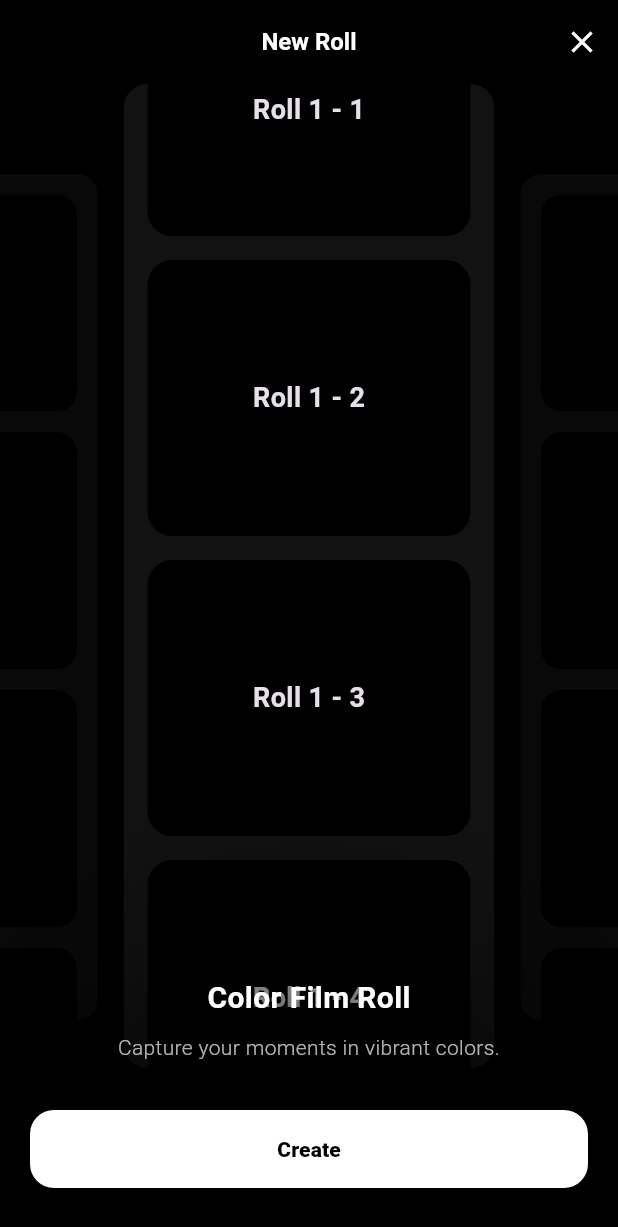
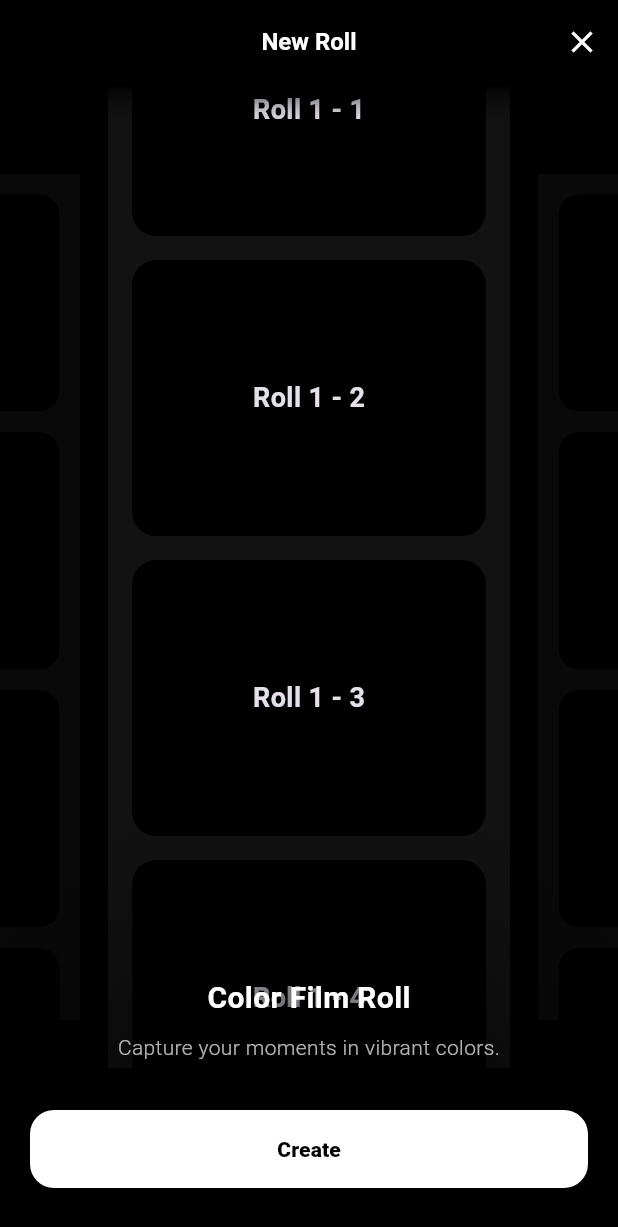
Before and after one commit to victorlee917/exposure, a Flutter app: the NewRollScreen screen opened directly, on a phone screen of 412 x 824 dp. Shown: the top 1227 px of the screen. Run offline on Flutter 3.47's test engine with Material 3 defaults, Android fonts, the light colour scheme and no system bars; our stand-ins replace font_awesome_flutter; missing offline and left inert: in_app_review, photo_manager, photo_manager_image_provider.

Commit message:
Feat: 새로운 롤 화면 UI 개선
- 필름 롤 미리보기에서 둥근 모서리 제거

- 앱바 그라데이션 추가

```diff
--- a/lib/features/create/new_roll_screen.dart
+++ b/lib/features/create/new_roll_screen.dart
@@ -8,6 +8,7 @@ import 'package:daily_exposures/features/common/widgets/text_roll_description.da
 import 'package:daily_exposures/features/common/widgets/text_roll_title.dart';
 import 'package:flutter/material.dart';
 
+import 'package:daily_exposures/features/common/widgets/appbar_gradation.dart';
 import 'package:daily_exposures/features/create/widgets/preview_film_roll.dart';
 
 import 'new_roll_create_screen.dart';
@@ -22,7 +23,7 @@ class NewRollScreen extends StatefulWidget {
 
 class _NewRollScreenState extends State<NewRollScreen> {
   // 페이지/카드 세팅
-  static const double _viewportFraction = 0.60;
+  static const double _viewportFraction = 0.65;
   static const double _sideScale = 0.86;
   static const double _sideOpacityMin = 0.55;
   static const double _sideTranslateY = 14.0;
@@ -423,13 +424,7 @@ class _NewRollScreenState extends State<NewRollScreen> {
           itemBuilder: (context, realIndex) {
             final dataIndex = realIndex % _pageCount;
             final page = _buildVerticalList(context, dataIndex);
-            return _decorateForIndex(
-              index: realIndex,
-              child: ClipRRect(
-                borderRadius: BorderRadius.circular(16),
-                child: page,
-              ),
-            );
+            return _decorateForIndex(index: realIndex, child: page);
           },
         );
       },
@@ -460,6 +455,12 @@ class _NewRollScreenState extends State<NewRollScreen> {
         children: [
           frozenLayer, // 동결 가능한 메인 컨텐츠
           Positioned.fill(child: _bottomCircularGradient(context)),
+          const Positioned(
+            top: 0,
+            left: 0,
+            right: 0,
+            child: AppbarGradation(height: 40, useThemeBg: true),
+          ),
           Positioned(
             left: 0,
             right: 0,
--- a/lib/features/create/widgets/preview_film_roll.dart
+++ b/lib/features/create/widgets/preview_film_roll.dart
@@ -17,37 +17,22 @@ class PreviewFilmRoll extends StatelessWidget {
   Widget build(BuildContext context) {
     final isDarkMode = Theme.of(context).brightness == Brightness.dark;
     const itemCount = 12;
-    const kCardRadius = Rvalues.roll;
 
     return Container(
       decoration: BoxDecoration(
         color: isDarkMode ? Rolls.backgroundColorDark : Rolls.backgroundColorLight,
-        borderRadius: BorderRadius.circular(kCardRadius),
       ),
       clipBehavior: Clip.antiAlias,
       child: ListView.builder(
         controller: scrollController,
         itemCount: itemCount,
         itemBuilder: (context, index) {
-          BorderRadius? borderRadius;
-          if (index == 0) {
-            borderRadius = const BorderRadius.only(
-              topLeft: Radius.circular(kCardRadius),
-              topRight: Radius.circular(kCardRadius),
-            );
-          } else if (index == itemCount - 1) {
-            borderRadius = const BorderRadius.only(
-              bottomLeft: Radius.circular(kCardRadius),
-              bottomRight: Radius.circular(kCardRadius),
-            );
-          }
           return Container(
             height: 200, // Placeholder height
             decoration: BoxDecoration(
               color: isDarkMode
                   ? Rolls.backgroundColorDark
                   : Rolls.backgroundColorLight,
-              borderRadius: borderRadius,
             ),
             padding: EdgeInsets.fromLTRB(16.0, index == 0 ? 16.0 : 0, 16.0, 16.0),
             child: Roll(rollIndex: 0, itemIndex: index),
```
